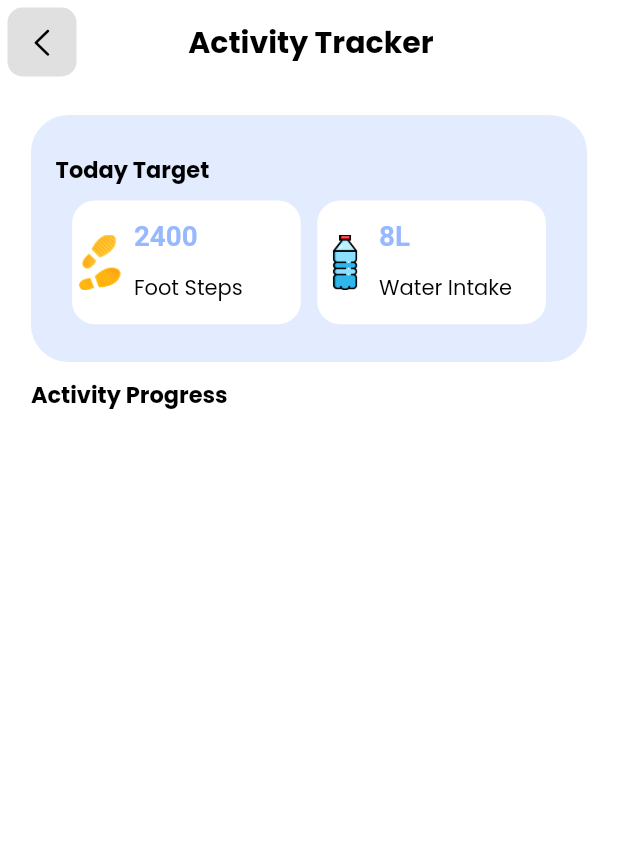
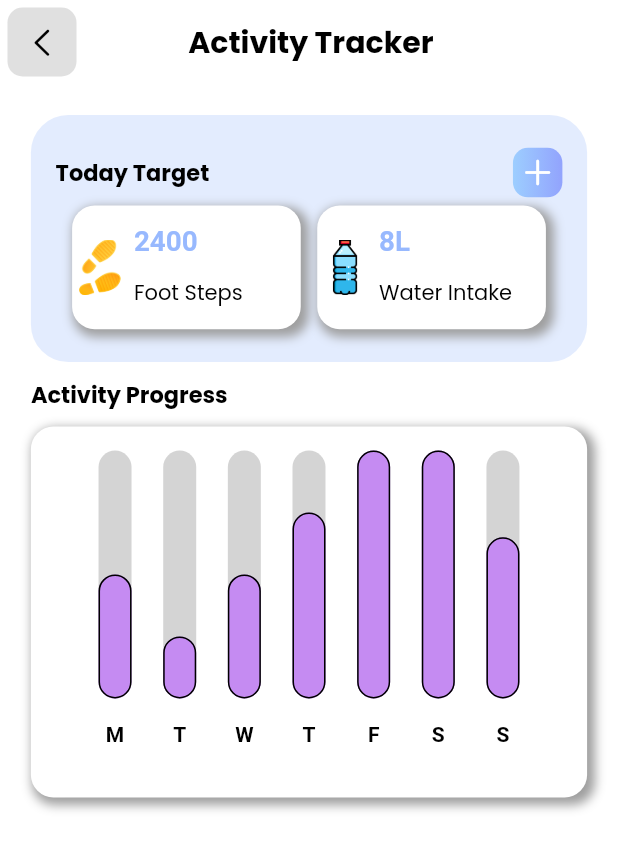
Before and after one commit to raghavguptaeng/fit_me2.0, a Flutter app: the TodaysTarget screen opened directly, on a phone screen of 412 x 824 dp. Shown: the top 850 px of the screen. Run offline on Flutter 3.47's test engine with Material 2 defaults, Android fonts, the light colour scheme and no system bars; drawn by our look-alikes of fl_chart; our stand-ins replace carousel_slider, font_awesome_flutter, get, google_fonts, syncfusion_flutter_charts, syncfusion_flutter_gauges.

Commit message:
activity graph added

```diff
--- a/lib/Home/Inner Screens/Activites/todays_target.dart
+++ b/lib/Home/Inner Screens/Activites/todays_target.dart
@@ -1,5 +1,6 @@
 import 'package:fit_me/Home/home.dart';
 import 'package:fit_me/contants/constants.dart';
+import 'package:fit_me/graph/activity_progress.dart';
 import 'package:flutter/cupertino.dart';
 import 'package:flutter/material.dart';
 import 'package:get/get.dart';
@@ -44,7 +45,21 @@ class TodaysTarget extends StatelessWidget {
                   crossAxisAlignment: CrossAxisAlignment.start,
                   mainAxisAlignment: MainAxisAlignment.spaceEvenly,
                   children: [
-                    Text("Today Target",style: kBigTextHeading.copyWith(fontSize: 15),),
+                    Row(
+                      mainAxisAlignment: MainAxisAlignment.spaceBetween,
+                      children: [
+                        Text("Today Target",style: kBigTextHeading.copyWith(fontSize: 15),),
+                        Container(
+                          height: height*0.04,
+                          width: height*0.04,
+                          decoration: BoxDecoration(
+                              gradient: kBlue_linear,
+                              borderRadius: BorderRadius.circular(10)
+                          ),
+                          child: Icon(CupertinoIcons.add,color: Colors.white,),
+                        )
+                      ],
+                    ),
                     Row(
                       mainAxisAlignment: MainAxisAlignment.spaceEvenly,
                       children: [
@@ -62,9 +77,10 @@ class TodaysTarget extends StatelessWidget {
             ),
             Row(
               children: [
-                Text("Activity Progress",style: kBigTextHeading.copyWith(fontSize: 15),)
+                Text("Activity Progress",style: kBigTextHeading.copyWith(fontSize: 15),),
               ],
-            )
+            ),
+            Activity_Progress(),
           ],
         ),
       ),
@@ -88,7 +104,7 @@ class Target_Card extends StatelessWidget {
     return Container(
       width: width*0.37,
       height: height*0.1,
-      decoration: kRoundedContainer,
+      decoration: kShadowContainer,
       child: Row(
         mainAxisAlignment: MainAxisAlignment.spaceBetween,
         children: [
--- /dev/null
+++ b/lib/graph/activity_progress.dart
@@ -0,0 +1,225 @@
+import 'dart:async';
+import 'dart:math';
+import 'package:fit_me/contants/constants.dart';
+import 'package:fl_chart/fl_chart.dart';
+import 'package:flutter/material.dart';
+
+class Activity_Progress extends StatefulWidget {
+  final List<Color> availableColors = const [
+    Colors.purpleAccent,
+    Colors.yellow,
+    Colors.lightBlue,
+    Colors.orange,
+    Colors.pink,
+    Colors.redAccent,
+  ];
+
+  const Activity_Progress({Key? key}) : super(key: key);
+
+  @override
+  State<StatefulWidget> createState() => Activity_ProgressState();
+}
+
+class Activity_ProgressState extends State<Activity_Progress> {
+  final Color barBackgroundColor = const Color(0xffd4d4d4);
+  final Duration animDuration = const Duration(milliseconds: 250);
+
+  int touchedIndex = -1;
+
+  @override
+  Widget build(BuildContext context) {
+    return Container(
+      margin: const EdgeInsets.only(top: 10),
+      decoration: kShadowContainer,
+      child: AspectRatio(
+        aspectRatio: 1.5,
+        child: Stack(
+          children: <Widget>[
+            Padding(
+              padding: const EdgeInsets.all(16),
+              child: Column(
+                crossAxisAlignment: CrossAxisAlignment.stretch,
+                mainAxisAlignment: MainAxisAlignment.start,
+                mainAxisSize: MainAxisSize.max,
+                children: <Widget>[
+                  Expanded(
+                    child: Padding(
+                      padding: const EdgeInsets.symmetric(horizontal: 8.0),
+                      child: BarChart(mainBarData(),
+                        swapAnimationDuration: animDuration,
+                      ),
+                    ),
+                  ),
+                  const SizedBox(
+                    height: 12,
+                  ),
+                ],
+              ),
+            ),
+          ],
+        ),
+      ),
+    );
+  }
+
+  BarChartGroupData makeGroupData(
+      int x,
+      double y, {
+        bool isTouched = false,
+        Color barColor = kPurple,
+        double width = 22,
+        List<int> showTooltips = const [],
+      }) {
+    return BarChartGroupData(
+      x: x,
+      barRods: [
+        BarChartRodData(
+          y: isTouched ? y + 1 : y,
+          colors: isTouched ? [Color(0xFF9DCEFF)] : [barColor],
+          width: width,
+          borderSide:BorderSide(color: Colors.black, width: 1),
+          backDrawRodData: BackgroundBarChartRodData(
+            show: true,
+            y: 10,
+            colors: [barBackgroundColor],
+          ),
+        ),
+      ],
+      showingTooltipIndicators: showTooltips,
+    );
+  }
+
+  List<BarChartGroupData> showingGroups() => List.generate(7, (i) {
+    switch (i) {
+      case 0:
+        return makeGroupData(0, 5, isTouched: i == touchedIndex);
+      case 1:
+        return makeGroupData(1, 2.5, isTouched: i == touchedIndex);
+      case 2:
+        return makeGroupData(2, 5, isTouched: i == touchedIndex);
+      case 3:
+        return makeGroupData(3, 7.5, isTouched: i == touchedIndex);
+      case 4:
+        return makeGroupData(4, 10, isTouched: i == touchedIndex);
+      case 5:
+        return makeGroupData(5, 10, isTouched: i == touchedIndex);
+      case 6:
+        return makeGroupData(6, 6.5, isTouched: i == touchedIndex);
+      default:
+        return throw Error();
+    }
+  });
+
+  BarChartData mainBarData() {
+    return BarChartData(
+      barTouchData: BarTouchData(
+        touchTooltipData: BarTouchTooltipData(
+            tooltipBgColor: Colors.blueGrey,
+            getTooltipItem: (group, groupIndex, rod, rodIndex) {
+              String weekDay;
+              switch (group.x.toInt()) {
+                case 0:
+                  weekDay = 'Monday';
+                  break;
+                case 1:
+                  weekDay = 'Tuesday';
+                  break;
+                case 2:
+                  weekDay = 'Wednesday';
+                  break;
+                case 3:
+                  weekDay = 'Thursday';
+                  break;
+                case 4:
+                  weekDay = 'Friday';
+                  break;
+                case 5:
+                  weekDay = 'Saturday';
+                  break;
+                case 6:
+                  weekDay = 'Sunday';
+                  break;
+                default:
+                  throw Error();
+              }
+              return BarTooltipItem(
+                weekDay + '\n',
+                const TextStyle(
+                  color: Colors.white,
+                  fontWeight: FontWeight.bold,
+                  fontSize: 18,
+                ),
+                children: <TextSpan>[
+                  TextSpan(
+                    text: (rod.y - 1).toString(),
+                    style: const TextStyle(
+                      color: Colors.white,
+                      fontSize: 16,
+                      fontWeight: FontWeight.w500,
+                    ),
+                  ),
+                ],
+              );
+            }),
+        touchCallback: (FlTouchEvent event, barTouchResponse) {
+          setState(() {
+            if (!event.isInterestedForInteractions ||
+                barTouchResponse == null ||
+                barTouchResponse.spot == null) {
+              touchedIndex = -1;
+              return;
+            }
+            touchedIndex = barTouchResponse.spot!.touchedBarGroupIndex;
+          });
+        },
+      ),
+      titlesData: FlTitlesData(
+        show: true,
+        rightTitles: SideTitles(showTitles: false),
+        topTitles: SideTitles(showTitles: false),
+        bottomTitles: SideTitles(
+          showTitles: true,
+          getTextStyles: (context, value) => const TextStyle(
+              color: Colors.black, fontWeight: FontWeight.bold, fontSize: 14),
+          margin: 16,
+          getTitles: (double value) {
+            switch (value.toInt()) {
+              case 0:
+                return 'M';
+              case 1:
+                return 'T';
+              case 2:
+                return 'W';
+              case 3:
+                return 'T';
+              case 4:
+                return 'F';
+              case 5:
+                return 'S';
+              case 6:
+                return 'S';
+              default:
+                return '';
+            }
+          },
+        ),
+        leftTitles: SideTitles(
+          showTitles: false,
+        ),
+      ),
+      borderData: FlBorderData(
+        show: false,
+      ),
+      barGroups: showingGroups(),
+      gridData: FlGridData(show: false),
+    );
+  }
+
+
+  Future<dynamic> refreshState() async {
+    setState(() {});
+    await Future<dynamic>.delayed(
+        animDuration + const Duration(milliseconds: 50));
+  }
+
+}
```
